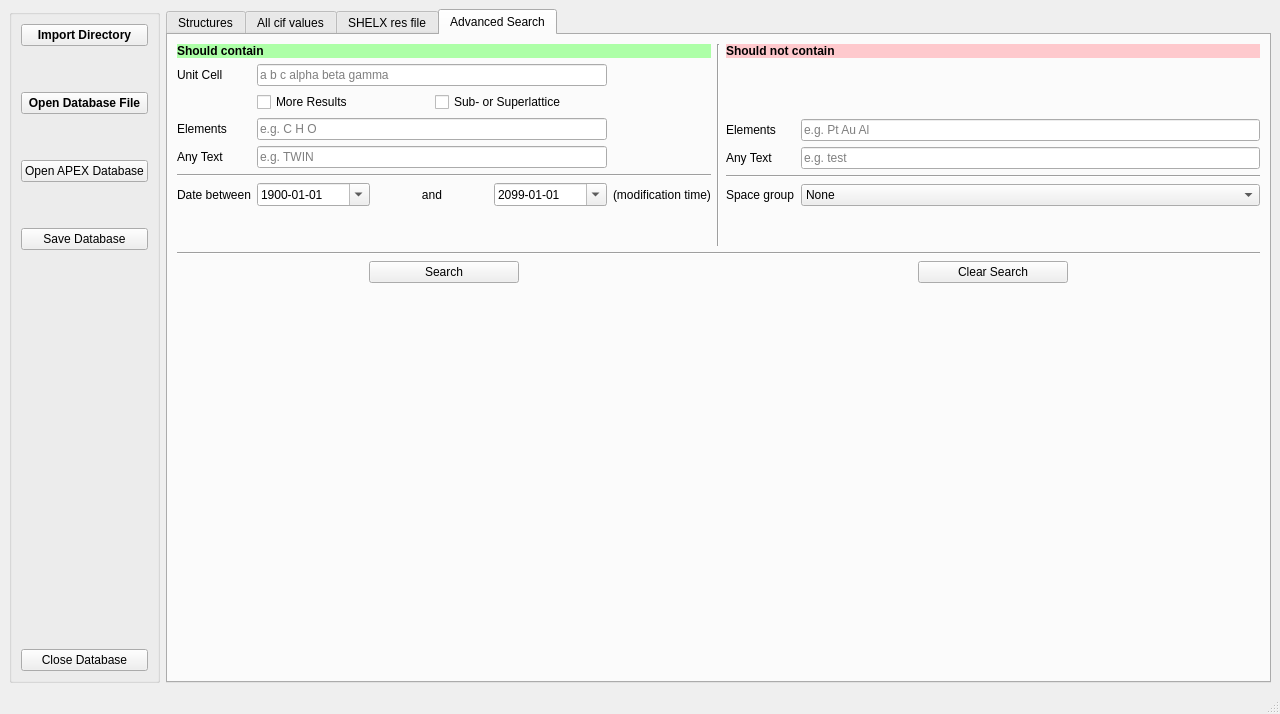
Before: the Qt Designer form gui/strf_main.ui in dkratzert/StructureFinder, drawn with Qt 5.
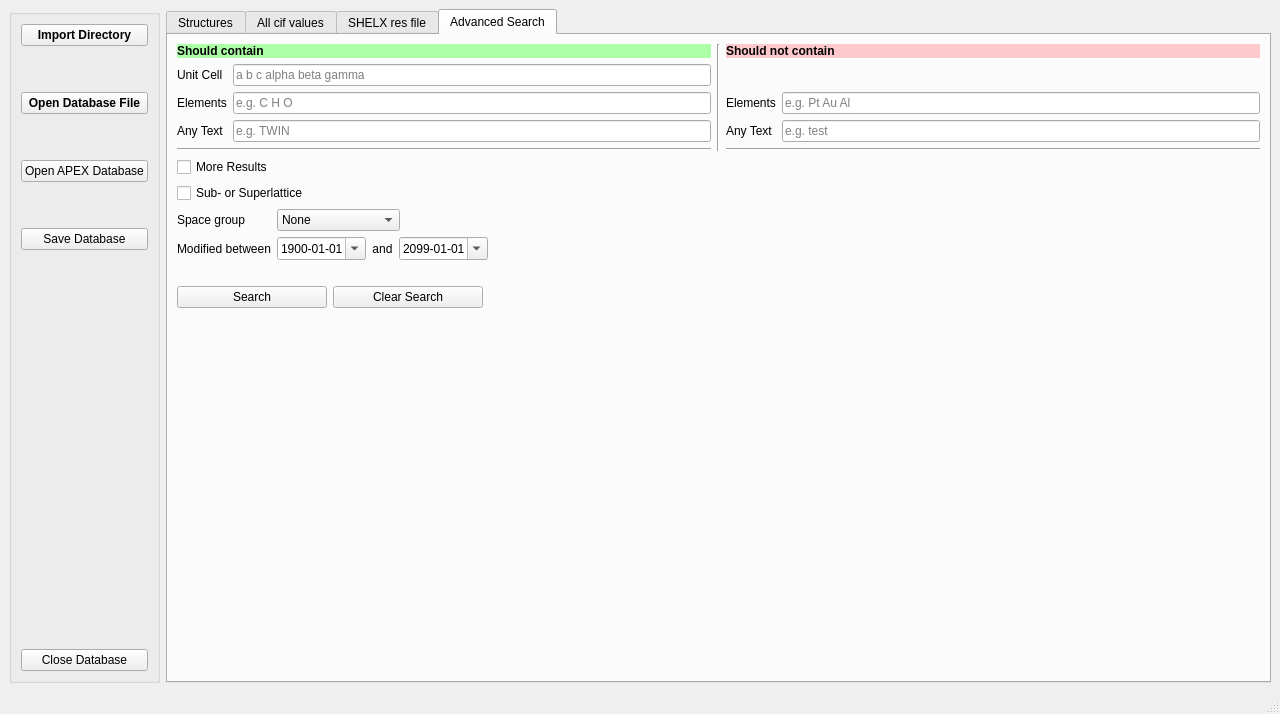
After: the same form once the commit is applied. The open tabs and pages were chosen to show the change.

```diff
--- a/gui/strf_main.ui
+++ b/gui/strf_main.ui
@@ -184,7 +184,7 @@
        <string notr="true"/>
       </property>
       <property name="currentIndex">
-       <number>0</number>
+       <number>3</number>
       </property>
       <widget class="QWidget" name="maintab">
        <attribute name="title">
@@ -1120,28 +1120,6 @@
        <layout class="QHBoxLayout" name="horizontalLayout">
         <item>
          <layout class="QGridLayout" name="gridLayout_6">
-          <item row="0" column="0">
-           <widget class="QLabel" name="containsLabel">
-            <property name="sizePolicy">
-             <sizepolicy hsizetype="Preferred" vsizetype="Preferred">
-              <horstretch>0</horstretch>
-              <verstretch>0</verstretch>
-             </sizepolicy>
-            </property>
-            <property name="font">
-             <font>
-              <weight>75</weight>
-              <bold>true</bold>
-             </font>
-            </property>
-            <property name="styleSheet">
-             <string notr="true">background-color: rgb(173, 255, 167);</string>
-            </property>
-            <property name="text">
-             <string>Should contain</string>
-            </property>
-           </widget>
-          </item>
           <item row="1" column="0">
            <layout class="QGridLayout" name="gridLayout_4">
             <item row="0" column="1">
@@ -1164,20 +1142,6 @@
               </property>
              </widget>
             </item>
-            <item row="5" column="2">
-             <widget class="QLabel" name="label_3">
-              <property name="text">
-               <string>(modification time)</string>
-              </property>
-             </widget>
-            </item>
-            <item row="5" column="0">
-             <widget class="QLabel" name="wR2Label_4">
-              <property name="text">
-               <string>Date between</string>
-              </property>
-             </widget>
-            </item>
             <item row="2" column="0">
              <widget class="QLabel" name="elementsIncludedLabel">
               <property name="text">
@@ -1195,93 +1159,6 @@
               </property>
              </widget>
             </item>
-            <item row="5" column="1">
-             <layout class="QGridLayout" name="gridLayout_8">
-              <item row="0" column="1">
-               <widget class="QLabel" name="wR2Label_5">
-                <property name="sizePolicy">
-                 <sizepolicy hsizetype="Minimum" vsizetype="Preferred">
-                  <horstretch>0</horstretch>
-                  <verstretch>0</verstretch>
-                 </sizepolicy>
-                </property>
-                <property name="minimumSize">
-                 <size>
-                  <width>0</width>
-                  <height>0</height>
-                 </size>
-                </property>
-                <property name="layoutDirection">
-                 <enum>Qt::LeftToRight</enum>
-                </property>
-                <property name="text">
-                 <string>and</string>
-                </property>
-                <property name="alignment">
-                 <set>Qt::AlignCenter</set>
-                </property>
-               </widget>
-              </item>
-              <item row="0" column="0">
-               <widget class="QDateEdit" name="dateEdit1">
-                <property name="date">
-                 <date>
-                  <year>1900</year>
-                  <month>1</month>
-                  <day>1</day>
-                 </date>
-                </property>
-                <property name="minimumDate">
-                 <date>
-                  <year>1900</year>
-                  <month>1</month>
-                  <day>1</day>
-                 </date>
-                </property>
-                <property name="displayFormat">
-                 <string>yyyy-MM-dd</string>
-                </property>
-                <property name="calendarPopup">
-                 <bool>true</bool>
-                </property>
-               </widget>
-              </item>
-              <item row="0" column="2">
-               <widget class="QDateEdit" name="dateEdit2">
-                <property name="correctionMode">
-                 <enum>QAbstractSpinBox::CorrectToNearestValue</enum>
-                </property>
-                <property name="date">
-                 <date>
-                  <year>2099</year>
-                  <month>1</month>
-                  <day>1</day>
-                 </date>
-                </property>
-                <property name="maximumDate">
-                 <date>
-                  <year>7999</year>
-                  <month>12</month>
-                  <day>31</day>
-                 </date>
-                </property>
-                <property name="minimumDate">
-                 <date>
-                  <year>1752</year>
-                  <month>9</month>
-                  <day>14</day>
-                 </date>
-                </property>
-                <property name="displayFormat">
-                 <string>yyyy-MM-dd</string>
-                </property>
-                <property name="calendarPopup">
-                 <bool>true</bool>
-                </property>
-               </widget>
-              </item>
-             </layout>
-            </item>
             <item row="0" column="0">
              <widget class="QLabel" name="unitCellLabel">
               <property name="text">
@@ -1289,24 +1166,6 @@
               </property>
              </widget>
             </item>
-            <item row="1" column="1">
-             <layout class="QHBoxLayout" name="horizontalLayout_3">
-              <item>
-               <widget class="QCheckBox" name="ad_superlatticeCheckBox">
-                <property name="text">
-                 <string>More Results</string>
-                </property>
-               </widget>
-              </item>
-              <item>
-               <widget class="QCheckBox" name="ad_moreResultscheckBox">
-                <property name="text">
-                 <string>Sub- or Superlattice</string>
-                </property>
-               </widget>
-              </item>
-             </layout>
-            </item>
             <item row="3" column="1">
              <widget class="QLineEdit" name="ad_textsearch">
               <property name="placeholderText">
@@ -1314,15 +1173,76 @@
               </property>
              </widget>
             </item>
-            <item row="4" column="0" colspan="3">
-             <widget class="Line" name="line_4">
-              <property name="orientation">
-               <enum>Qt::Horizontal</enum>
+           </layout>
+          </item>
+          <item row="0" column="0">
+           <widget class="QLabel" name="containsLabel">
+            <property name="sizePolicy">
+             <sizepolicy hsizetype="Preferred" vsizetype="Preferred">
+              <horstretch>0</horstretch>
+              <verstretch>0</verstretch>
+             </sizepolicy>
+            </property>
+            <property name="font">
+             <font>
+              <weight>75</weight>
+              <bold>true</bold>
+             </font>
+            </property>
+            <property name="styleSheet">
+             <string notr="true">background-color: rgb(173, 255, 167);</string>
+            </property>
+            <property name="text">
+             <string>Should contain</string>
+            </property>
+           </widget>
+          </item>
+          <item row="1" column="2">
+           <layout class="QGridLayout" name="gridLayout_7">
+            <item row="1" column="1">
+             <widget class="QLineEdit" name="ad_elementsExclLineEdit">
+              <property name="placeholderText">
+               <string>e.g. Pt Au Al</string>
               </property>
              </widget>
             </item>
+            <item row="1" column="0">
+             <widget class="QLabel" name="elementsExcludedLabel_2">
+              <property name="text">
+               <string>Elements</string>
+              </property>
+             </widget>
+            </item>
+            <item row="2" column="0">
+             <widget class="QLabel" name="wR2Label_3">
+              <property name="text">
+               <string>Any Text</string>
+              </property>
+             </widget>
+            </item>
+            <item row="0" column="1">
+             <widget class="QLabel" name="unitCellLabel_2">
+              <property name="text">
+               <string/>
+              </property>
+             </widget>
+            </item>
+            <item row="2" column="1">
+             <widget class="QLineEdit" name="ad_textsearch_excl">
+              <property name="placeholderText">
+               <string>e.g. test</string>
+              </property>
+             </widget>
+            </item>
            </layout>
           </item>
+          <item row="0" column="1" rowspan="3">
+           <widget class="Line" name="line_2">
+            <property name="orientation">
+             <enum>Qt::Vertical</enum>
+            </property>
+           </widget>
+          </item>
           <item row="0" column="2">
            <widget class="QLabel" name="NotContainsLabel">
             <property name="font">
@@ -1345,106 +1265,127 @@
             </property>
            </widget>
           </item>
-          <item row="0" column="1" rowspan="3">
-           <widget class="Line" name="line_2">
-            <property name="orientation">
-             <enum>Qt::Vertical</enum>
-            </property>
-           </widget>
-          </item>
-          <item row="3" column="0" colspan="3">
+          <item row="2" column="0">
            <widget class="Line" name="line_3">
             <property name="orientation">
              <enum>Qt::Horizontal</enum>
             </property>
            </widget>
           </item>
-          <item row="4" column="0" alignment="Qt::AlignHCenter">
-           <widget class="QPushButton" name="ad_SearchPushButton">
-            <property name="sizePolicy">
-             <sizepolicy hsizetype="Fixed" vsizetype="Fixed">
-              <horstretch>0</horstretch>
-              <verstretch>0</verstretch>
-             </sizepolicy>
-            </property>
-            <property name="minimumSize">
-             <size>
-              <width>150</width>
-              <height>0</height>
-             </size>
-            </property>
-            <property name="text">
-             <string>Search</string>
-            </property>
-           </widget>
-          </item>
-          <item row="5" column="2">
-           <spacer name="verticalSpacer_8">
-            <property name="orientation">
-             <enum>Qt::Vertical</enum>
-            </property>
-            <property name="sizeHint" stdset="0">
-             <size>
-              <width>20</width>
-              <height>40</height>
-             </size>
-            </property>
-           </spacer>
-          </item>
-          <item row="4" column="2" alignment="Qt::AlignHCenter">
-           <widget class="QPushButton" name="ad_ShowAllButton">
-            <property name="sizePolicy">
-             <sizepolicy hsizetype="Fixed" vsizetype="Fixed">
-              <horstretch>0</horstretch>
-              <verstretch>0</verstretch>
-             </sizepolicy>
-            </property>
-            <property name="minimumSize">
-             <size>
-              <width>150</width>
-              <height>0</height>
-             </size>
-            </property>
-            <property name="text">
-             <string>Clear Search</string>
-            </property>
-           </widget>
-          </item>
-          <item row="2" column="0">
-           <spacer name="verticalSpacer_9">
-            <property name="orientation">
-             <enum>Qt::Vertical</enum>
-            </property>
-            <property name="sizeType">
-             <enum>QSizePolicy::Preferred</enum>
-            </property>
-            <property name="sizeHint" stdset="0">
-             <size>
-              <width>20</width>
-              <height>40</height>
-             </size>
-            </property>
-           </spacer>
-          </item>
           <item row="2" column="2">
+           <widget class="Line" name="line_6">
+            <property name="orientation">
+             <enum>Qt::Horizontal</enum>
+            </property>
+           </widget>
+          </item>
+          <item row="6" column="0">
            <spacer name="verticalSpacer_5">
             <property name="orientation">
              <enum>Qt::Vertical</enum>
             </property>
+            <property name="sizeHint" stdset="0">
+             <size>
+              <width>20</width>
+              <height>40</height>
+             </size>
+            </property>
+           </spacer>
+          </item>
+          <item row="5" column="0" colspan="3">
+           <layout class="QHBoxLayout" name="horizontalLayout_2">
+            <item>
+             <widget class="QPushButton" name="ad_SearchPushButton">
+              <property name="sizePolicy">
+               <sizepolicy hsizetype="Fixed" vsizetype="Fixed">
+                <horstretch>0</horstretch>
+                <verstretch>0</verstretch>
+               </sizepolicy>
+              </property>
+              <property name="minimumSize">
+               <size>
+                <width>150</width>
+                <height>0</height>
+               </size>
+              </property>
+              <property name="text">
+               <string>Search</string>
+              </property>
+             </widget>
+            </item>
+            <item>
+             <widget class="QPushButton" name="ad_ShowAllButton">
+              <property name="sizePolicy">
+               <sizepolicy hsizetype="Fixed" vsizetype="Fixed">
+                <horstretch>0</horstretch>
+                <verstretch>0</verstretch>
+               </sizepolicy>
+              </property>
+              <property name="minimumSize">
+               <size>
+                <width>150</width>
+                <height>0</height>
+               </size>
+              </property>
+              <property name="text">
+               <string>Clear Search</string>
+              </property>
+             </widget>
+            </item>
+            <item>
+             <spacer name="horizontalSpacer_6">
+              <property name="orientation">
+               <enum>Qt::Horizontal</enum>
+              </property>
+              <property name="sizeHint" stdset="0">
+               <size>
+                <width>40</width>
+                <height>20</height>
+               </size>
+              </property>
+             </spacer>
+            </item>
+           </layout>
+          </item>
+          <item row="4" column="0" colspan="3">
+           <spacer name="verticalSpacer_9">
+            <property name="orientation">
+             <enum>Qt::Vertical</enum>
+            </property>
             <property name="sizeType">
              <enum>QSizePolicy::Preferred</enum>
             </property>
             <property name="sizeHint" stdset="0">
              <size>
               <width>20</width>
-              <height>40</height>
+              <height>20</height>
              </size>
             </property>
            </spacer>
           </item>
-          <item row="1" column="2">
-           <layout class="QGridLayout" name="gridLayout_7">
-            <item row="5" column="1">
+          <item row="3" column="0" colspan="3">
+           <layout class="QGridLayout" name="gridLayout_2">
+            <item row="2" column="0">
+             <widget class="QLabel" name="wR2Label_6">
+              <property name="text">
+               <string>Space group</string>
+              </property>
+             </widget>
+            </item>
+            <item row="2" column="2">
+             <spacer name="horizontalSpacer_4">
+              <property name="orientation">
+               <enum>Qt::Horizontal</enum>
+              </property>
+              <property name="sizeHint" stdset="0">
+               <size>
+                <width>40</width>
+                <height>20</height>
+               </size>
+              </property>
+             </spacer>
+            </item>
+            <item row="2" column="1">
              <widget class="QComboBox" name="SpGrcomboBox">
               <item>
                <property name="text">
@@ -2603,77 +2544,132 @@
               </item>
              </widget>
             </item>
-            <item row="2" column="1">
-             <widget class="QLineEdit" name="ad_elementsExclLineEdit">
-              <property name="placeholderText">
-               <string>e.g. Pt Au Al</string>
-              </property>
-             </widget>
-            </item>
-            <item row="4" column="0" colspan="2">
-             <widget class="Line" name="line_5">
-              <property name="orientation">
-               <enum>Qt::Horizontal</enum>
-              </property>
-             </widget>
-            </item>
-            <item row="0" column="1">
-             <widget class="QLabel" name="label_5">
-              <property name="text">
-               <string/>
-              </property>
-             </widget>
-            </item>
-            <item row="2" column="0">
-             <widget class="QLabel" name="elementsExcludedLabel_2">
-              <property name="text">
-               <string>Elements</string>
-              </property>
-             </widget>
-            </item>
             <item row="3" column="0">
-             <widget class="QLabel" name="wR2Label_3">
+             <widget class="QLabel" name="wR2Label_4">
               <property name="text">
-               <string>Any Text</string>
+               <string>Modified between</string>
               </property>
              </widget>
             </item>
-            <item row="5" column="0">
-             <widget class="QLabel" name="wR2Label_6">
-              <property name="text">
-               <string>Space group</string>
-              </property>
-             </widget>
+            <item row="3" column="1" colspan="2">
+             <layout class="QGridLayout" name="gridLayout_8">
+              <item row="0" column="5">
+               <spacer name="horizontalSpacer_5">
+                <property name="orientation">
+                 <enum>Qt::Horizontal</enum>
+                </property>
+                <property name="sizeType">
+                 <enum>QSizePolicy::Expanding</enum>
+                </property>
+                <property name="sizeHint" stdset="0">
+                 <size>
+                  <width>1</width>
+                  <height>20</height>
+                 </size>
+                </property>
+               </spacer>
+              </item>
+              <item row="0" column="2">
+               <widget class="QDateEdit" name="dateEdit1">
+                <property name="date">
+                 <date>
+                  <year>1900</year>
+                  <month>1</month>
+                  <day>1</day>
+                 </date>
+                </property>
+                <property name="minimumDate">
+                 <date>
+                  <year>1900</year>
+                  <month>1</month>
+                  <day>1</day>
+                 </date>
+                </property>
+                <property name="displayFormat">
+                 <string>yyyy-MM-dd</string>
+                </property>
+                <property name="calendarPopup">
+                 <bool>true</bool>
+                </property>
+               </widget>
+              </item>
+              <item row="0" column="4">
+               <widget class="QDateEdit" name="dateEdit2">
+                <property name="correctionMode">
+                 <enum>QAbstractSpinBox::CorrectToNearestValue</enum>
+                </property>
+                <property name="date">
+                 <date>
+                  <year>2099</year>
+                  <month>1</month>
+                  <day>1</day>
+                 </date>
+                </property>
+                <property name="maximumDate">
+                 <date>
+                  <year>7999</year>
+                  <month>12</month>
+                  <day>31</day>
+                 </date>
+                </property>
+                <property name="minimumDate">
+                 <date>
+                  <year>1752</year>
+                  <month>9</month>
+                  <day>14</day>
+                 </date>
+                </property>
+                <property name="displayFormat">
+                 <string>yyyy-MM-dd</string>
+                </property>
+                <property name="calendarPopup">
+                 <bool>true</bool>
+                </property>
+               </widget>
+              </item>
+              <item row="0" column="3">
+               <widget class="QLabel" name="wR2Label_5">
+                <property name="sizePolicy">
+                 <sizepolicy hsizetype="Minimum" vsizetype="Preferred">
+                  <horstretch>0</horstretch>
+                  <verstretch>0</verstretch>
+                 </sizepolicy>
+                </property>
+                <property name="minimumSize">
+                 <size>
+                  <width>0</width>
+                  <height>0</height>
+                 </size>
+                </property>
+                <property name="layoutDirection">
+                 <enum>Qt::LeftToRight</enum>
+                </property>
+                <property name="text">
+                 <string>and</string>
+                </property>
+                <property name="alignment">
+                 <set>Qt::AlignCenter</set>
+                </property>
+               </widget>
+              </item>
+             </layout>
             </item>
-            <item row="1" column="1">
-             <widget class="QLabel" name="unitCellLabel_2">
+            <item row="1" column="0" colspan="2">
+             <widget class="QCheckBox" name="ad_moreResultscheckBox">
               <property name="text">
-               <string/>
+               <string>Sub- or Superlattice</string>
               </property>
              </widget>
             </item>
-            <item row="3" column="1">
-             <widget class="QLineEdit" name="ad_textsearch_excl">
-              <property name="placeholderText">
-               <string>e.g. test</string>
+            <item row="0" column="0" colspan="2">
+             <widget class="QCheckBox" name="ad_superlatticeCheckBox">
+              <property name="text">
+               <string>More Results</string>
               </property>
              </widget>
             </item>
            </layout>
           </item>
-          <item row="5" column="0">
-           <spacer name="verticalSpacer_10">
-            <property name="orientation">
-             <enum>Qt::Vertical</enum>
-            </property>
-            <property name="sizeHint" stdset="0">
-             <size>
-              <width>20</width>
-              <height>40</height>
-             </size>
-            </property>
-           </spacer>
-          </item>
          </layout>
         </item>
        </layout>
```
